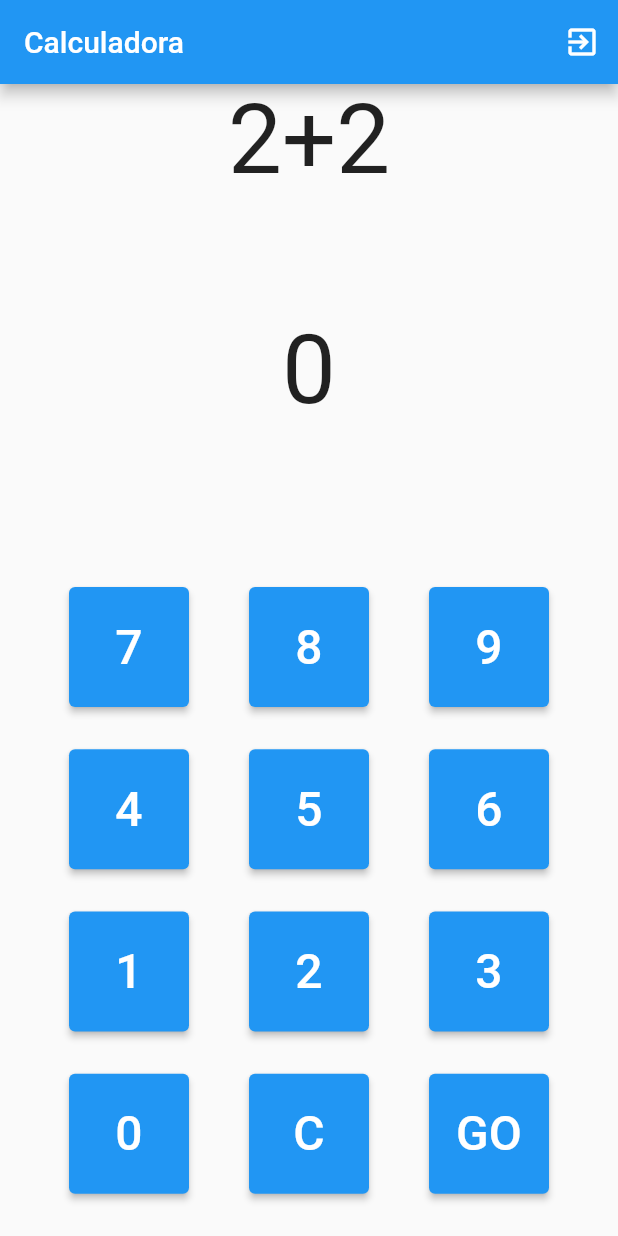
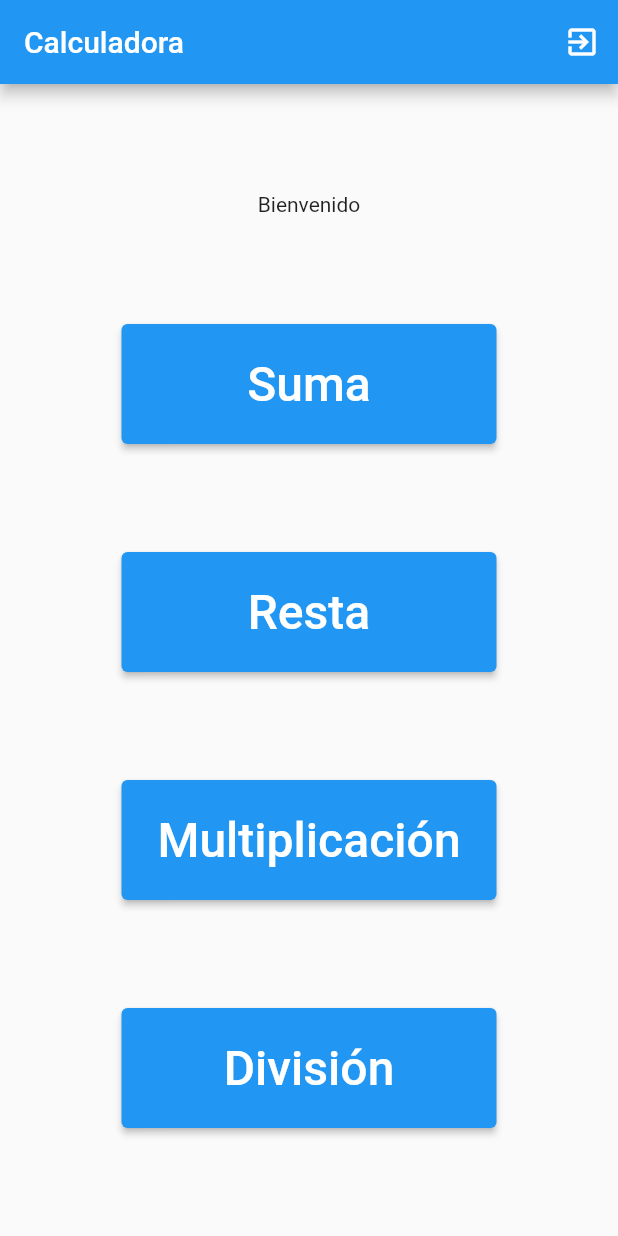
Before and after one commit to JustynV/Calculator, a Flutter app: the screen it shows after launch, on a phone screen of 412 x 824 dp. Run offline on Flutter 3.47's test engine with Material 2 defaults, Android fonts, the phone set to English and light mode, and no system bars; our stand-ins replace get, loggy; accounts and stored records are empty; network calls fail.

```diff
--- a/lib/ui/central.dart
+++ b/lib/ui/central.dart
@@ -3,7 +3,7 @@ import 'package:flutter/material.dart';
 import 'package:get/get.dart';
 
 import 'pages/authentication/login_page.dart';
-import 'pages/content/ProblemPage.dart';
+import 'pages/content/UserPage.dart';
 
 class Central extends StatelessWidget {
   const Central({super.key});
@@ -12,7 +12,7 @@ class Central extends StatelessWidget {
   Widget build(BuildContext context) {
     AuthenticationController authenticationController = Get.find();
     return Obx(() => authenticationController.isLogged
-        ? UserListPage(difficulty: "2")
+        ? UserPage(difficulty: "1")
         : const LoginPage());
   }
 }
--- a/lib/ui/controller/authentication_controller.dart
+++ b/lib/ui/controller/authentication_controller.dart
@@ -5,6 +5,7 @@ import 'package:loggy/loggy.dart';
 
 class AuthenticationController extends GetxController {
   final logged = true.obs;
+  String user = "test";
 
   bool get isLogged => logged.value;
 
@@ -12,6 +13,7 @@ class AuthenticationController extends GetxController {
     final AuthenticationUseCase authentication = Get.find();
     await authentication.login(email, password);
     logged.value = true;
+    user = email;
   }
 
   Future<bool> signUp(email, password) async {
@@ -24,4 +26,8 @@ class AuthenticationController extends GetxController {
   Future<void> logOut() async {
     logged.value = false;
   }
+
+  String getUser(){
+    return user;
+  }
 }
--- a/lib/ui/pages/Widgets/goButton.dart
+++ b/lib/ui/pages/Widgets/goButton.dart
@@ -1,21 +1,24 @@
+import 'package:f_web_authentication/ui/pages/content/ProblemPage.dart';
 import 'package:flutter/material.dart';
 
+class goButton extends StatelessWidget {
+  @override
 
-class GoButton extends StatelessWidget {
+  goButton(this.name, this.op, this.diff);
+  String name;
+  String op;
+  String diff;
 
-  GoButton(this.sendInput);
-  Function sendInput;
-  @override
   Widget build(BuildContext context) {
     return Container(
-      width: 80,
+            width: 250,
       height: 80,
         child: ElevatedButton(
       onPressed: () {
-        sendInput();
+        Navigator.push(context, MaterialPageRoute(builder: (context) => ProblemPage(difficulty: diff, op: op)));
       },
       child: Text(
-        "GO",
+        name,
         style: TextStyle(fontSize: 32.0),
       ),
     ));
--- /dev/null
+++ b/lib/ui/pages/content/UserPage.dart
@@ -0,0 +1,49 @@
+import 'package:f_web_authentication/ui/controller/authentication_controller.dart';
+import 'package:f_web_authentication/ui/controller/user_controller.dart';
+import 'package:f_web_authentication/ui/pages/Widgets/goButton.dart';
+import 'package:flutter/material.dart';
+import 'package:get/get.dart';
+import 'package:loggy/loggy.dart';
+
+class UserPage extends StatelessWidget {
+
+  @override
+
+  UserPage({super.key, required this.difficulty});
+  String difficulty;
+
+  UserController userController = Get.find();
+  AuthenticationController authenticationController = Get.find();
+
+  _logout() async {
+    try {
+      await authenticationController.logOut();
+    } catch (e) {
+      logInfo(e);
+    }
+  }
+
+
+  Widget build(BuildContext context) {
+    return Scaffold(
+      appBar: AppBar(title: const Text("Calculadora"), actions: [
+        IconButton(
+            icon: const Icon(Icons.exit_to_app),
+            onPressed: () {
+              _logout();
+            }),
+      ]),
+      body: Center(child: Column(mainAxisAlignment: MainAxisAlignment.spaceEvenly, children: [
+
+        Text(key: Key("welcomeMessage"), "Bienvenido"),
+
+        goButton("Suma", "+", difficulty),
+        goButton("Resta", "-",difficulty),
+        goButton("Multiplicación", "*",difficulty),
+        goButton("División", "/", difficulty)
+
+
+      ])));
+  }
+
+}
```
Also changed, not shown: lib/ui/pages/Widgets/sendButton.dart (added, +23 -0 lines), lib/ui/pages/content/ProblemPage.dart (+91 -58 lines), lib/ui/pages/content/new_user_page.dart (deleted, +0 -83 lines), lib/domain/use_case/operation_usercase.dart (added).
